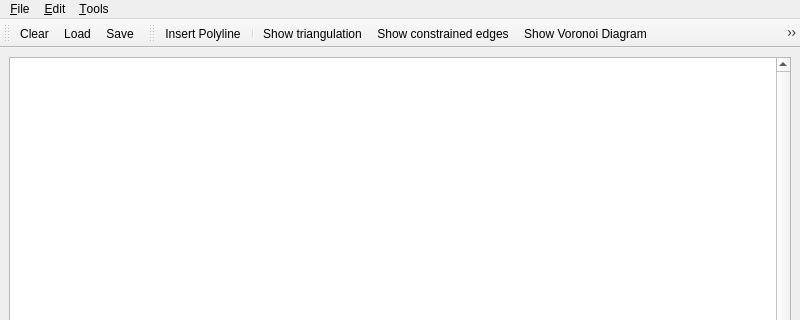
zoharl3/cgal-public-dev, file GraphicsView/demo/Triangulation_2/Constrained_Delaunay_triangulation_2.ui: the form before one commit; both pictures show x 0 to 800 and y 0 to 320 of the 800 by 600 pixel window.
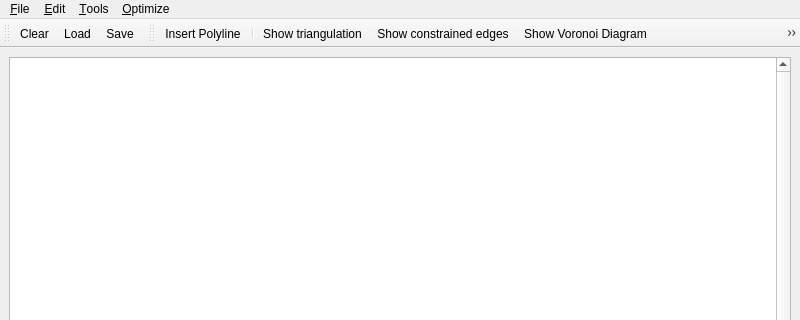
The form after the commit. Icons and pictures are not drawn.

Commit message: now CDT demo can use Lloyd and Odt opt. methdos

```diff
--- a/GraphicsView/demo/Triangulation_2/Constrained_Delaunay_triangulation_2.ui
+++ b/GraphicsView/demo/Triangulation_2/Constrained_Delaunay_triangulation_2.ui
@@ -99,6 +99,13 @@
     </property>
     <addaction name="actionInsertRandomPoints"/>
    </widget>
+   <widget class="QMenu" name="menuOptimize">
+    <property name="title">
+     <string>&amp;Optimize</string>
+    </property>
+    <addaction name="actionRefineLloyd"/>
+    <addaction name="actionRefineOdt"/>
+   </widget>
    <widget class="QMenu" name="menuTools">
     <property name="title">
      <string>&amp;Tools</string>
@@ -120,6 +127,7 @@
    <addaction name="menuFile"/>
    <addaction name="menuEdit"/>
    <addaction name="menuTools"/>
+   <addaction name="menuOptimize"/>
   </widget>
   <action name="actionAbout">
    <property name="text">
```
Left out of the diff: 16 changed lines with no effect on the pictures. The commit also changes 2 other files.
